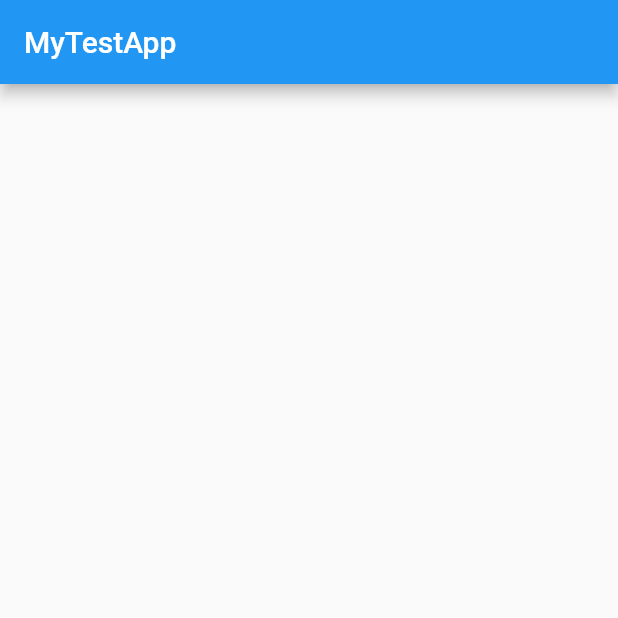
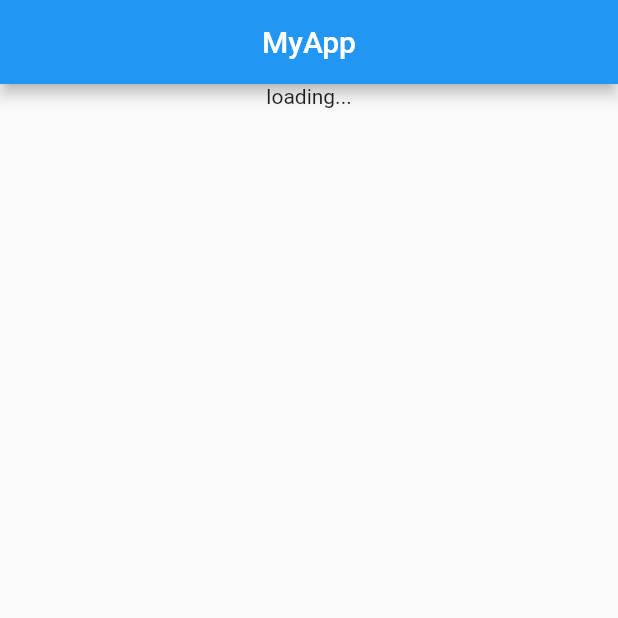
Before and after one commit to PNedev13/flutterproject_test, a Flutter app: the screen it shows after launch, on a phone screen of 412 x 824 dp, the top half of it. Run offline on Flutter 3.47's test engine with Material 2 defaults, Android fonts, the phone set to English and light mode, and no system bars.

Commit message:
Add routing to loading and home.

```diff
--- /dev/null
+++ b/lib/loading.dart
@@ -0,0 +1,51 @@
+import 'package:flutter/material.dart';
+
+class Loading extends StatefulWidget {
+  @override
+  _LoadingState createState() => _LoadingState();
+}
+
+class _LoadingState extends State<Loading> {
+  bool bIsLoaded = false;
+  @override
+  Widget build(BuildContext context) {
+    if(!bIsLoaded)
+    {
+      Future.delayed(const Duration(seconds: 10), () {
+        setState(() {
+          bIsLoaded = true;
+        });
+      });
+    }
+    return Scaffold(
+      appBar: AppBar(
+        title: Text("MyApp"),
+        centerTitle: true,
+      ),
+      body: Column(
+        children: <Widget>[
+          Center(
+            child: loadMenu(context, bIsLoaded)
+          ),
+        ],
+      ),
+    );
+  }
+}
+
+Widget loadMenu(BuildContext context, bool bIsLoaded)
+{
+  if (!bIsLoaded)
+  {
+    return Text("loading...");
+  }
+  else
+  {
+    return RaisedButton(
+      child: Text("Home"),
+      onPressed: () {
+        Navigator.pushNamed(context, "/home");
+      },
+    );
+  }
+}
--- a/lib/main.dart
+++ b/lib/main.dart
@@ -1,8 +1,13 @@
 import 'package:flutter/material.dart';
+import 'loading.dart';
+import 'choose_location.dart';
 
 void main() {
   runApp(MaterialApp(
-    home: MyApp(),
+    routes: {
+      '/': (context) => Loading(),
+      '/home': (context) => MyApp()
+    },
   ));
 }
 
```
Also changed, not shown: lib/choose_location.dart (added, +17 -0 lines).
